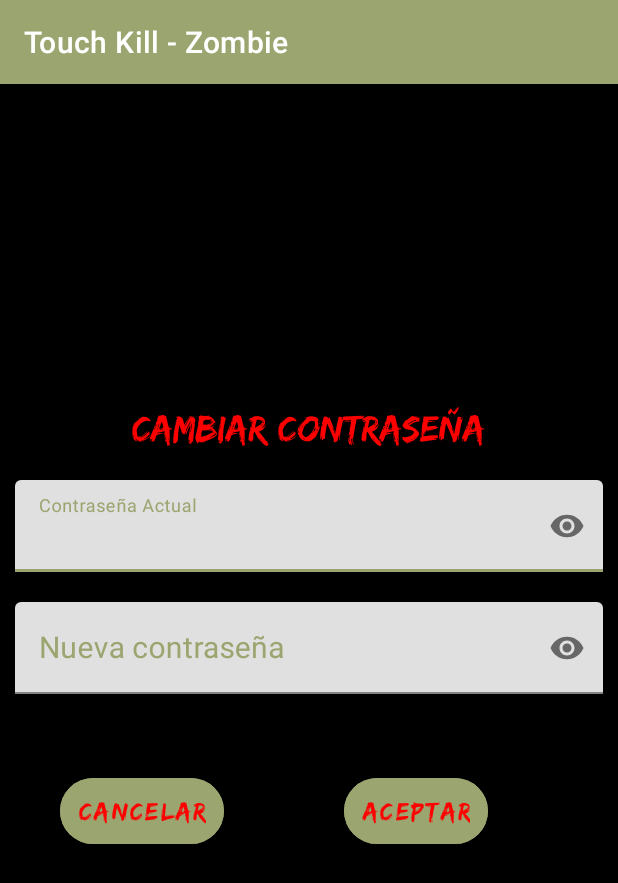
After one commit to MDMGN/TouchKillZombie, an Android app: the ChanguePasswordActivity screen opened directly, with no data from a screen before it, on a phone screen of 412 x 824 dp. The commit adds this screen. Shown: the top 883 px of the screen. Run offline under Robolectric (Android 15) with nearby library versions, the light colour scheme and no system bars; our stand-ins replace Firebase (no records; nobody signed in at launch, a user with empty details on screens opened directly); Roboto replaces fonts that are not available here.

Commit message:
Working Fronted.

```diff
--- a/app/src/main/AndroidManifest.xml
+++ b/app/src/main/AndroidManifest.xml
@@ -12,7 +12,8 @@
         android:roundIcon="@mipmap/ic_launcher_round"
         android:supportsRtl="true"
         android:theme="@style/Theme.TouchKillZombie">
-        <activity android:name=".ListScoreUsersActivity"></activity>
+        <activity android:name=".ChanguePasswordActivity"></activity>
+        <activity android:name=".ListScoreUsersActivity" />
         <activity
             android:name=".GameOverActivity"
             android:theme="@style/ActionBarHiden" />
--- /dev/null
+++ b/app/src/main/java/com/mgn/touchkillz/ChanguePasswordActivity.java
@@ -0,0 +1,134 @@
+package com.mgn.touchkillz;
+
+import androidx.annotation.NonNull;
+import androidx.appcompat.app.AppCompatActivity;
+
+import android.content.Intent;
+import android.graphics.Typeface;
+import android.os.Bundle;
+import android.text.TextUtils;
+import android.view.View;
+import android.widget.Button;
+import android.widget.EditText;
+import android.widget.TextView;
+import android.widget.Toast;
+
+import com.google.android.gms.tasks.OnFailureListener;
+import com.google.android.gms.tasks.OnSuccessListener;
+import com.google.firebase.auth.AuthCredential;
+import com.google.firebase.auth.EmailAuthCredential;
+import com.google.firebase.auth.EmailAuthProvider;
+import com.google.firebase.auth.FirebaseAuth;
+import com.google.firebase.auth.FirebaseUser;
+import com.google.firebase.database.DatabaseReference;
+import com.google.firebase.database.FirebaseDatabase;
+
+import java.util.HashMap;
+
+public class ChanguePasswordActivity extends AppCompatActivity {
+EditText eTcurrentPassword,eTnewPassword;
+TextView tVtittleChanguePassword;
+Button btnAcept,btnCancel;
+DatabaseReference reference;
+FirebaseAuth auth;
+FirebaseUser user;
+Typeface tf;
+    @Override
+    protected void onCreate(Bundle savedInstanceState) {
+        super.onCreate(savedInstanceState);
+        setContentView(R.layout.activity_changue_password);
+
+        eTcurrentPassword=findViewById(R.id.eTCurrentpassword);
+        eTnewPassword=findViewById(R.id.eTNewPassword);
+        tVtittleChanguePassword=findViewById(R.id.titleChanguePassword);
+        btnAcept=findViewById(R.id.btnAcept);
+        btnCancel=findViewById(R.id.btnCancel);
+
+        reference= FirebaseDatabase.getInstance().getReference("Data players");
+        auth=FirebaseAuth.getInstance();
+        user=auth.getCurrentUser();
+
+        tf = Typeface.createFromAsset(ChanguePasswordActivity.this.getAssets(), "fonts/edosz.ttf");
+        this.tVtittleChanguePassword.setTypeface(tf);
+        this.btnCancel.setTypeface(tf);
+        this.btnAcept.setTypeface(tf);
+
+        btnAcept.setOnClickListener(new View.OnClickListener() {
+            @Override
+            public void onClick(View v) {
+                String currentPassword=eTcurrentPassword.getText().toString().trim();
+                String newPassword=eTnewPassword.getText().toString().trim();
+
+                if(TextUtils.isEmpty(currentPassword)){
+                    eTcurrentPassword.setError("El campo no debe estar vacío");
+                    eTcurrentPassword.setFocusable(true);
+                }else if(TextUtils.isEmpty(newPassword)){
+                    eTnewPassword.setError("El campo no debe estar vacío");
+                    eTnewPassword.setFocusable(true);
+                }
+                if(!TextUtils.isEmpty(currentPassword) && !TextUtils.isEmpty(newPassword) && currentPassword.length()>=6 && newPassword.length()>=6){
+                    changuePasswordUser(currentPassword,newPassword);
+                }
+            }
+        });
+        btnCancel.setOnClickListener(new View.OnClickListener() {
+            @Override
+            public void onClick(View v) {
+                startActivity(new Intent(ChanguePasswordActivity.this,MenuActivity.class));
+                finish();
+            }
+        });
+    }
+
+    private void changuePasswordUser(String currentPassword,String newPassword) {
+        AuthCredential authCredential= EmailAuthProvider.getCredential(user.getEmail(),currentPassword);
+        user.reauthenticate(authCredential)
+        .addOnSuccessListener(new OnSuccessListener<Void>() {
+            @Override
+            public void onSuccess(Void unused) {
+                user.updatePassword(newPassword)
+                        .addOnSuccessListener(new OnSuccessListener<Void>() {
+                            @Override
+                            public void onSuccess(Void unused) {
+                                HashMap<String,Object> result=new HashMap<>();
+                                result.put("password",MD5(newPassword));
+                                reference.child(user.getUid()).updateChildren(result)
+                                        .addOnSuccessListener(new OnSuccessListener<Void>() {
+                                            @Override
+                                            public void onSuccess(Void unused) {
+
+                                            }
+                                        });
+                                    auth.signOut();
+                                    startActivity(new Intent(ChanguePasswordActivity.this,MainActivity.class));
+                                Toast.makeText(ChanguePasswordActivity.this, "Se ha cerrado sesión", Toast.LENGTH_SHORT).show();
+                                finish();
+                            }
+                        }).addOnFailureListener(new OnFailureListener() {
+                    @Override
+                    public void onFailure(@NonNull Exception e) {
+                        Toast.makeText(ChanguePasswordActivity.this, e.getMessage(), Toast.LENGTH_SHORT).show();
+                    }
+                });
+            }
+        }).addOnFailureListener(new OnFailureListener() {
+            @Override
+            public void onFailure(@NonNull Exception e) {
+                Toast.makeText(ChanguePasswordActivity.this, e.getMessage(), Toast.LENGTH_SHORT).show();
+            }
+        });
+    }
+    public String MD5(String md5) {
+        try {
+            java.security.MessageDigest md = java.security.MessageDigest.getInstance("MD5");
+            byte[] array = md.digest(md5.getBytes());
+            StringBuffer sb = new StringBuffer();
+            for (int i = 0; i < array.length; ++i) {
+                sb.append(Integer.toHexString((array[i] & 0xFF) | 0x100).substring(1,3));
+            }
+            return sb.toString();
+        } catch (java.security.NoSuchAlgorithmException e) {
+        }
+        return null;
+    }
+}
--- a/app/src/main/java/com/mgn/touchkillz/MainActivity.java
+++ b/app/src/main/java/com/mgn/touchkillz/MainActivity.java
@@ -4,6 +4,7 @@ import androidx.appcompat.app.AppCompatActivity;
 
 import android.app.Activity;
 import android.content.Intent;
+import android.graphics.Typeface;
 import android.os.Bundle;
 import android.os.Handler;
 import android.view.View;
@@ -15,6 +16,7 @@ import android.widget.Toast;
 public class MainActivity extends AppCompatActivity {
     Button btnLogin,btnSingin;
     ImageView handzombie;
+    Typeface tf;
     public static Activity fa;
     int count;
     @Override
@@ -24,6 +26,10 @@ public class MainActivity extends AppCompatActivity {
         fa = this;
         btnLogin=findViewById(R.id.btninLogin);
         btnSingin=findViewById(R.id.btnSingin);
+        tf = Typeface.createFromAsset(MainActivity.this.getAssets(), "fonts/edosz.ttf");
+        this.btnLogin.setTypeface(tf);
+        this.btnSingin.setTypeface(tf);
+
         handzombie=findViewById(R.id.handzImagen);
         count=0;
         animationHandZombie(handzombie);
--- /dev/null
+++ b/app/src/main/res/layout/activity_changue_password.xml
@@ -0,0 +1,95 @@
+<?xml version="1.0" encoding="utf-8"?>
+<RelativeLayout
+    xmlns:android="http://schemas.android.com/apk/res/android"
+    xmlns:app="http://schemas.android.com/apk/res-auto"
+    xmlns:tools="http://schemas.android.com/tools"
+    android:layout_width="match_parent"
+    android:layout_height="match_parent"
+    tools:context=".ChanguePasswordActivity"
+    android:background="@color/black"
+    android:gravity="center">
+
+    <androidx.appcompat.widget.LinearLayoutCompat
+        android:layout_width="match_parent"
+        android:layout_height="wrap_content"
+        android:orientation="vertical">
+
+        <TextView
+            android:id="@+id/titleChanguePassword"
+            android:layout_width="wrap_content"
+            android:layout_height="wrap_content"
+            android:layout_marginBottom="10dp"
+            android:layout_gravity="center"
+            android:text="@string/changue_password"
+            android:textColor="@color/red"
+            android:textSize="25sp"></TextView>
+
+        <com.google.android.material.textfield.TextInputLayout
+            android:layout_width="match_parent"
+            android:layout_height="wrap_content"
+            android:textColorHint="@color/zombie"
+            app:passwordToggleEnabled="true">
+
+            <EditText
+                android:id="@+id/eTCurrentpassword"
+                android:layout_width="match_parent"
+                android:layout_height="wrap_content"
+                android:layout_margin="10dp"
+                android:hint="@string/current_password"
+                android:importantForAutofill="no"
+                android:inputType="textPassword"
+                android:textColor="@color/red"
+                android:textSize="20sp" />
+        </com.google.android.material.textfield.TextInputLayout>
+
+        <com.google.android.material.textfield.TextInputLayout
+            android:layout_width="match_parent"
+            android:layout_height="wrap_content"
+            android:textColorHint="@color/zombie"
+            app:passwordToggleEnabled="true">
+
+            <EditText
+                android:id="@+id/eTNewPassword"
+                android:layout_width="match_parent"
+                android:layout_height="wrap_content"
+                android:layout_margin="10dp"
+                android:hint="@string/new_password"
+                android:importantForAutofill="no"
+                android:inputType="textPassword"
+                android:textColor="@color/red"
+                android:textSize="20sp" />
+        </com.google.android.material.textfield.TextInputLayout>
+
+     <androidx.appcompat.widget.LinearLayoutCompat
+         android:layout_width="match_parent"
+         android:layout_height="wrap_content"
+         android:orientation="horizontal">
+         <Button
+             android:id="@+id/btnCancel"
+             android:layout_width="wrap_content"
+             android:layout_height="wrap_content"
+             android:layout_margin="40dp"
+             android:backgroundTint="@color/zombie"
+             android:padding="12dp"
+             android:text="@string/cancel_alert"
+             android:textColor="@color/red"
+             android:textSize="17sp"
+             app:cornerRadius="30dp"
+             tools:targetApi="lollipop"></Button>
+
+         <Button
+             android:id="@+id/btnAcept"
+             android:layout_width="wrap_content"
+             android:layout_height="wrap_content"
+             android:layout_margin="40dp"
+             android:backgroundTint="@color/zombie"
+             android:padding="12dp"
+             android:text="@string/btn_acept"
+             android:textColor="@color/red"
+             android:textSize="17sp"
+             app:cornerRadius="30dp"
+             tools:targetApi="lollipop"></Button>
+     </androidx.appcompat.widget.LinearLayoutCompat>
+    </androidx.appcompat.widget.LinearLayoutCompat>
+
+</RelativeLayout>
--- a/app/src/main/res/layout/players_list.xml
+++ b/app/src/main/res/layout/players_list.xml
@@ -8,7 +8,7 @@
     android:clickable="true"
     android:focusable="true"
     app:cardUseCompatPadding="true"
-    app:cardCornerRadius="10dp"
+    app:cardCornerRadius="20dp"
     android:elevation="2dp"
     app:contentPadding="5dp">
 <androidx.appcompat.widget.LinearLayoutCompat
--- a/app/src/main/res/values/strings.xml
+++ b/app/src/main/res/values/strings.xml
@@ -46,4 +46,9 @@
     <string name="player_country">País: </string>
     <string name="player_date">Fecha de inicio: </string>
     <string name="player_score">Puntaje: </string>
+
+    <string name="current_password">Contraseña Actual</string>
+    <string name="new_password">Nueva contraseña</string>
+    <string name="changue_password">Cambiar Contraseña</string>
+    <string name="btn_acept">Aceptar</string>
 </resources>
```
Also changed, not shown: app/src/main/java/com/mgn/touchkillz/LoginActivity.java (+9 -0 lines), app/src/main/java/com/mgn/touchkillz/MenuActivity.java (+6 -17 lines), app/src/main/java/com/mgn/touchkillz/RegisterActivity.java (+8 -1 lines), app/src/main/res/layout/activity_login.xml (+10 -6 lines), app/src/main/res/layout/activity_main.xml (+11 -4 lines), app/src/main/res/layout/activity_register.xml (+8 -5 lines).
